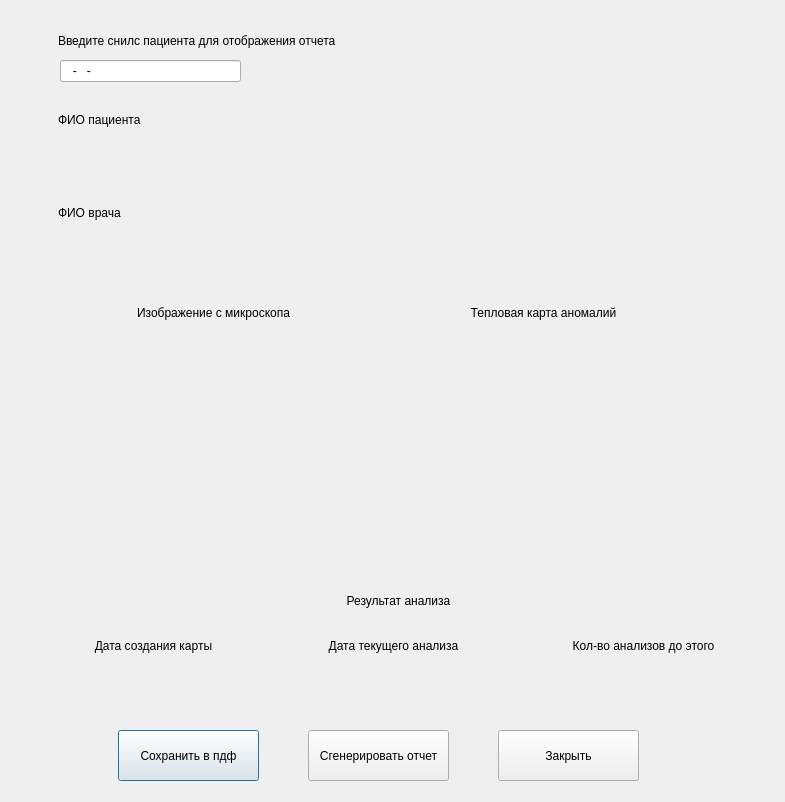
nikitarubcov99/leukemia_diplom, file Forms/Card.ui: the form before one commit.
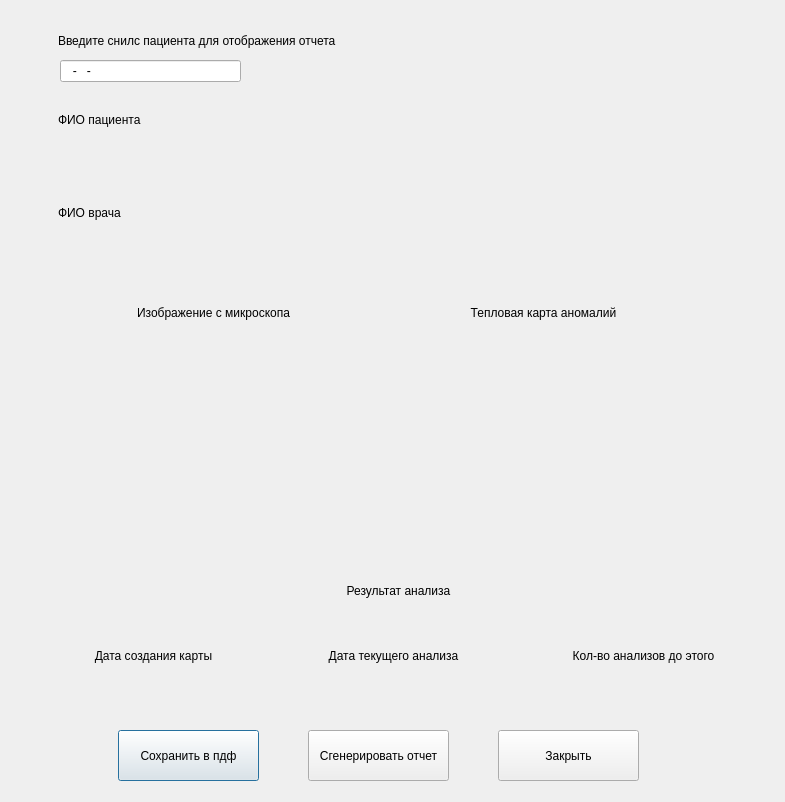
The form after the commit.

```diff
--- a/Forms/Card.ui
+++ b/Forms/Card.ui
@@ -137,9 +137,9 @@
    <property name="geometry">
     <rect>
      <x>58</x>
-     <y>591</y>
+     <y>570</y>
      <width>681</width>
-     <height>20</height>
+     <height>41</height>
     </rect>
    </property>
    <property name="text">
@@ -153,9 +153,9 @@
    <property name="geometry">
     <rect>
      <x>98</x>
-     <y>613</y>
+     <y>603</y>
      <width>601</width>
-     <height>16</height>
+     <height>31</height>
     </rect>
    </property>
    <property name="text">
@@ -305,7 +305,7 @@
    <property name="geometry">
     <rect>
      <x>48</x>
-     <y>630</y>
+     <y>640</y>
      <width>211</width>
      <height>31</height>
     </rect>
@@ -321,7 +321,7 @@
    <property name="geometry">
     <rect>
      <x>268</x>
-     <y>630</y>
+     <y>640</y>
      <width>251</width>
      <height>31</height>
     </rect>
@@ -337,7 +337,7 @@
    <property name="geometry">
     <rect>
      <x>528</x>
-     <y>630</y>
+     <y>640</y>
      <width>231</width>
      <height>31</height>
     </rect>
```
